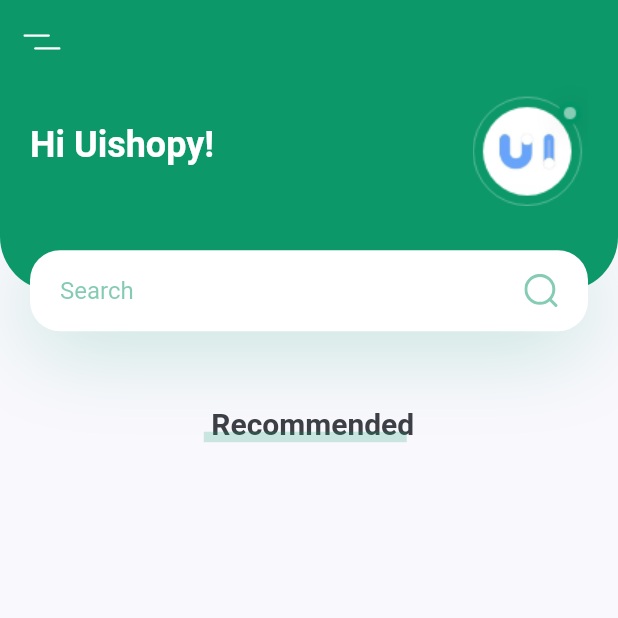
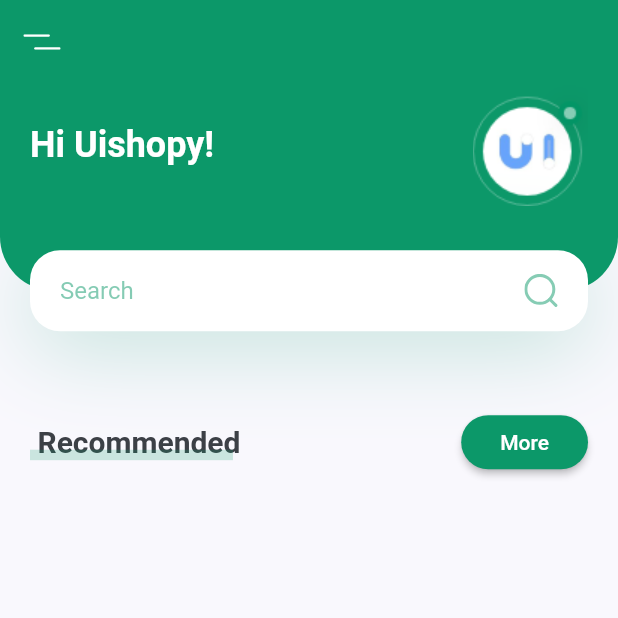
Before and after one commit to shimizu-saffle/plant-app-sample, a Flutter app: the screen it shows after launch, on a phone screen of 412 x 824 dp, the top half of it. Run offline on Flutter 3.47's test engine with Material 2 defaults, Android fonts, the light colour scheme and no system bars; our stand-ins replace flutter_svg.

Commit message:
TitleWithMoreButton

```diff
--- a/lib/screens/home/components/body.dart
+++ b/lib/screens/home/components/body.dart
@@ -13,9 +13,41 @@ class Body extends StatelessWidget {
       child: Column(
         children: [
           HeaderWithSearchBox(size: size),
-          const TitleWithCustomUnderLine(),
+          const Padding(
+            padding: EdgeInsets.symmetric(horizontal: kDefaultPadding),
+            child: TitleWithMoreButton(),
+          ),
         ],
       ),
+    );
+  }
+}
+
+class TitleWithMoreButton extends StatelessWidget {
+  const TitleWithMoreButton({
+    Key? key,
+  }) : super(key: key);
+
+  @override
+  Widget build(BuildContext context) {
+    return Row(
+      children: [
+        const TitleWithCustomUnderLine(text: 'Recommended'),
+        const Spacer(),
+        ElevatedButton(
+          onPressed: () {},
+          style: ElevatedButton.styleFrom(
+            primary: kPrimaryColor,
+            shape: RoundedRectangleBorder(
+              borderRadius: BorderRadius.circular(20),
+            ),
+          ),
+          child: const Padding(
+            padding: EdgeInsets.symmetric(horizontal: 10),
+            child: Text('More'),
+          ),
+        )
+      ],
     );
   }
 }
@@ -23,7 +55,10 @@ class Body extends StatelessWidget {
 class TitleWithCustomUnderLine extends StatelessWidget {
   const TitleWithCustomUnderLine({
     Key? key,
+    required this.text,
   }) : super(key: key);
+
+  final String text;
 
   @override
   Widget build(BuildContext context) {
@@ -31,11 +66,11 @@ class TitleWithCustomUnderLine extends StatelessWidget {
       height: 24,
       child: Stack(
         children: [
-          const Padding(
-            padding: EdgeInsets.only(left: kDefaultPadding / 4),
+          Padding(
+            padding: const EdgeInsets.only(left: kDefaultPadding / 4),
             child: Text(
-              'Recommended',
-              style: TextStyle(
+              text,
+              style: const TextStyle(
                 fontSize: 20,
                 fontWeight: FontWeight.bold,
               ),
```
